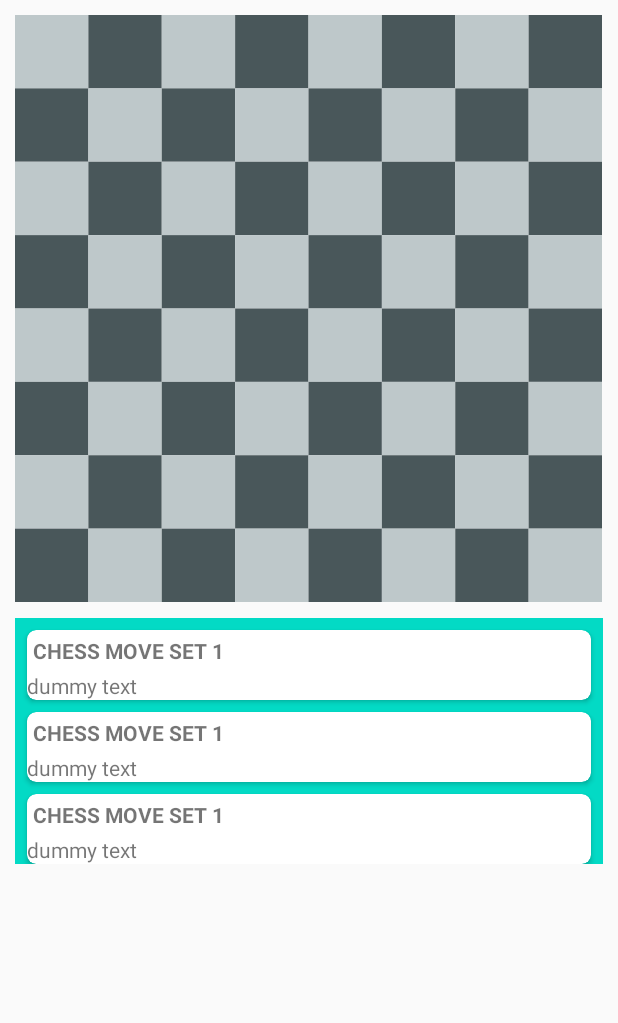
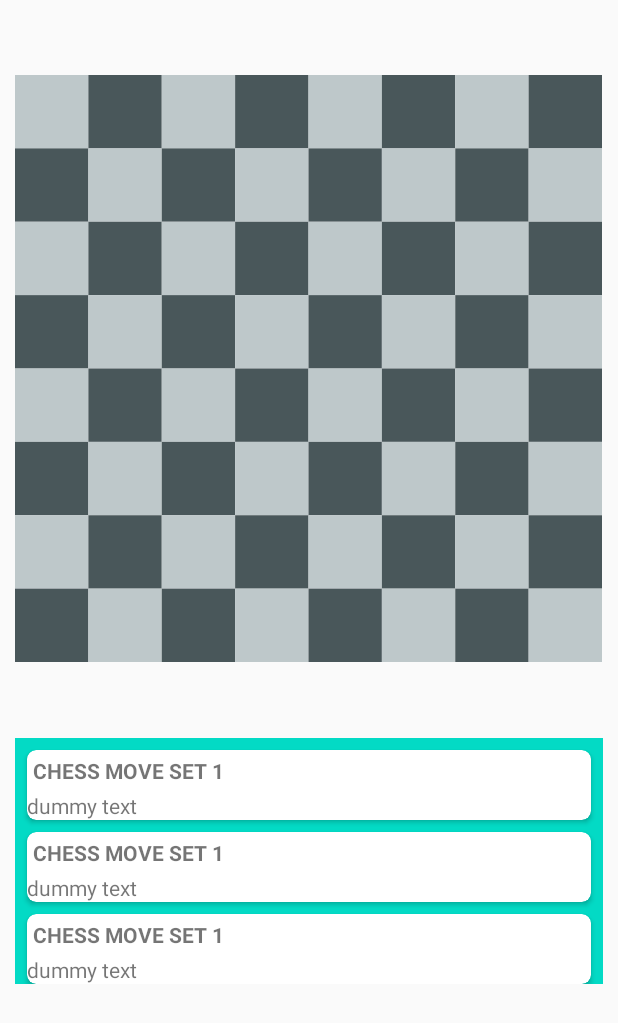
Before and after one commit to ibrust/notes, an Android app built with Jetpack Compose: the layout activity_main.xml on its own in the app's theme, with its tools: preview values and no code run, on a phone screen of 412 x 824 dp. Shown: the top 1023 px of the screen. Run offline under Robolectric (Android 15) with nearby library versions, the phone set to English and light mode, and no system bars.

Commit message:
toolbars

```diff
--- /dev/null
+++ b/personal_projects/chess_project_android/app/src/main/java/com/project/demo/views/ChessBoardToolbar.kt
@@ -0,0 +1,16 @@
+package com.project.demo.views
+
+import android.content.Context
+import android.util.AttributeSet
+import android.view.View
+
+class ChessBoardToolbar @JvmOverloads constructor(
+    context: Context?, attrs: AttributeSet? = null, defStyleAttr: Int = 0
+) : View(context, attrs, defStyleAttr) {
+
+    // what should the deisgn for this be?
+    // I'd like it to be like chess.com
+    // they have one bar above and one below the board
+    // the bars have the player name, an icon, the piece count, and the score
+    // I could add other things onto the top bar like a button to flip the board
+}
--- a/personal_projects/chess_project_android/app/src/main/java/com/project/demo/views/ChessBoardView.kt
+++ b/personal_projects/chess_project_android/app/src/main/java/com/project/demo/views/ChessBoardView.kt
@@ -60,7 +60,7 @@ class ChessBoardView @JvmOverloads constructor(
     private var movingPoint: Point? = null
 
     data class State(
-        val chessBoard: Array<ChessPiece?> = arrayOfNulls(size = ChessBoard.height * ChessBoard.width),
+        val chessBoard: Array<ChessPiece?> = arrayOfNulls(size = ChessBoard.totalSquares),
         val fullMoveNumber: Int = 1,
         val colorToMove: ChessColor = ChessColor.WHITE,
         val activeSquare: Square? = null,
@@ -112,12 +112,16 @@ class ChessBoardView @JvmOverloads constructor(
         val minHeight = suggestedMinimumHeight + paddingTop + paddingBottom
 
         val desiredWidth = max(specWidth, minWidth)
-        var desiredHeight: Int
-        when (MeasureSpec.getMode(heightMeasureSpec)) {
-            MeasureSpec.EXACTLY, MeasureSpec.AT_MOST -> desiredHeight = min(specHeight, max(specWidth, minHeight))
-            else -> desiredHeight = max(specWidth, minHeight)
+        val desiredHeight = when (MeasureSpec.getMode(heightMeasureSpec)) {
+            MeasureSpec.EXACTLY -> specHeight
+            MeasureSpec.AT_MOST -> min(specHeight, max(specWidth, minHeight))
+            else -> max(specWidth, minHeight)
         }
-        setMeasuredDimension(desiredWidth, desiredHeight)
+
+        setMeasuredDimension(
+            resolveSize(desiredWidth, widthMeasureSpec),
+            desiredHeight
+        )
     }
 
     override fun onSizeChanged(w: Int, h: Int, oldw: Int, oldh: Int) {
--- a/personal_projects/chess_project_android/app/src/main/res/layout/activity_main.xml
+++ b/personal_projects/chess_project_android/app/src/main/res/layout/activity_main.xml
@@ -10,23 +10,38 @@
     android:padding="10dp"
     >
 
+    <com.project.demo.views.ChessBoardToolbar
+        android:layout_width="match_parent"
+        android:layout_height="40dp"
+        android:id="@+id/enemy_toolbar"
+        app:layout_constraintTop_toTopOf="@id/constraint_layout"
+        app:layout_constraintBottom_toTopOf="@id/chess_board_view"
+        />
+
     <com.project.demo.views.ChessBoardView
         android:layout_width="match_parent"
         android:layout_height="wrap_content"
         android:minWidth="200dp"
         android:minHeight="200dp"
         android:id="@+id/chess_board_view"
-        app:layout_constraintBottom_toTopOf="@id/chess_moves_recycler_view"
-        app:layout_constraintTop_toTopOf="@id/constraint_layout"
-        >
-    </com.project.demo.views.ChessBoardView>
+        app:layout_constraintTop_toBottomOf="@id/enemy_toolbar"
+        app:layout_constraintBottom_toTopOf="@id/player_toolbar"
+        />
+
+    <com.project.demo.views.ChessBoardToolbar
+        android:layout_width="match_parent"
+        android:layout_height="40dp"
+        android:id="@+id/player_toolbar"
+        app:layout_constraintTop_toBottomOf="@id/chess_board_view"
+        app:layout_constraintBottom_toBottomOf="@id/chess_moves_recycler_view"
+        />
 
     <androidx.recyclerview.widget.RecyclerView
         android:layout_width="match_parent"
         android:layout_height="wrap_content"
         android:background="@color/colorAccent"
         android:layout_marginTop="10dp"
-        app:layout_constraintTop_toBottomOf="@id/chess_board_view"
+        app:layout_constraintTop_toBottomOf="@id/player_toolbar"
         android:id="@+id/chess_moves_recycler_view"
         app:layoutManager="androidx.recyclerview.widget.LinearLayoutManager"
         tools:listitem="@layout/chess_move_set_card"
```
